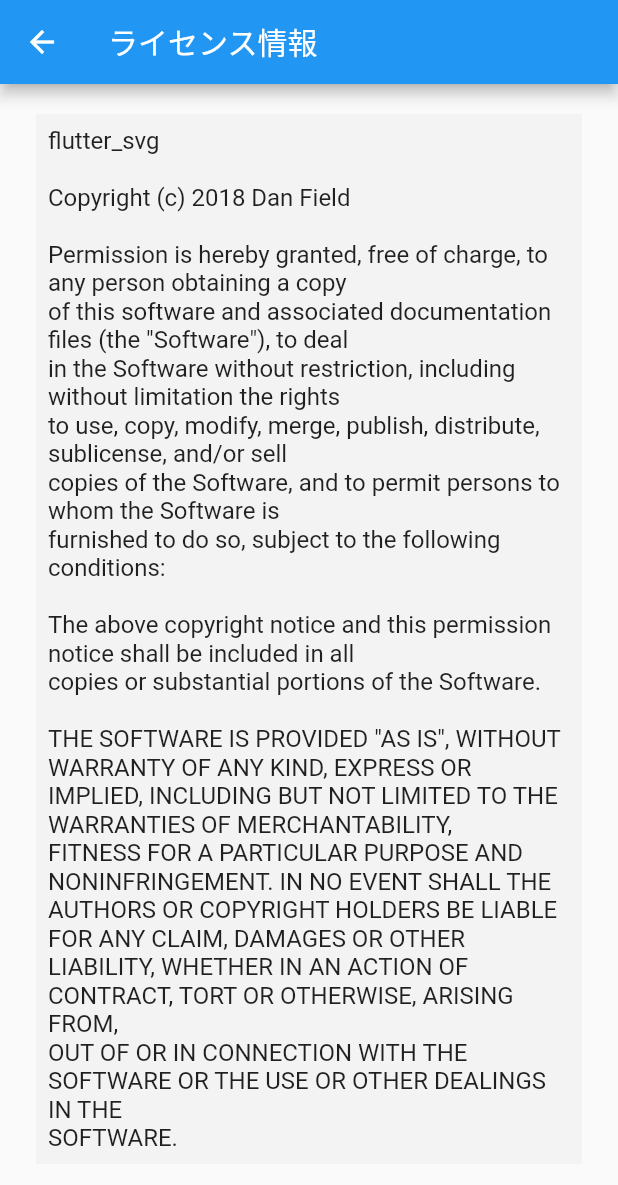
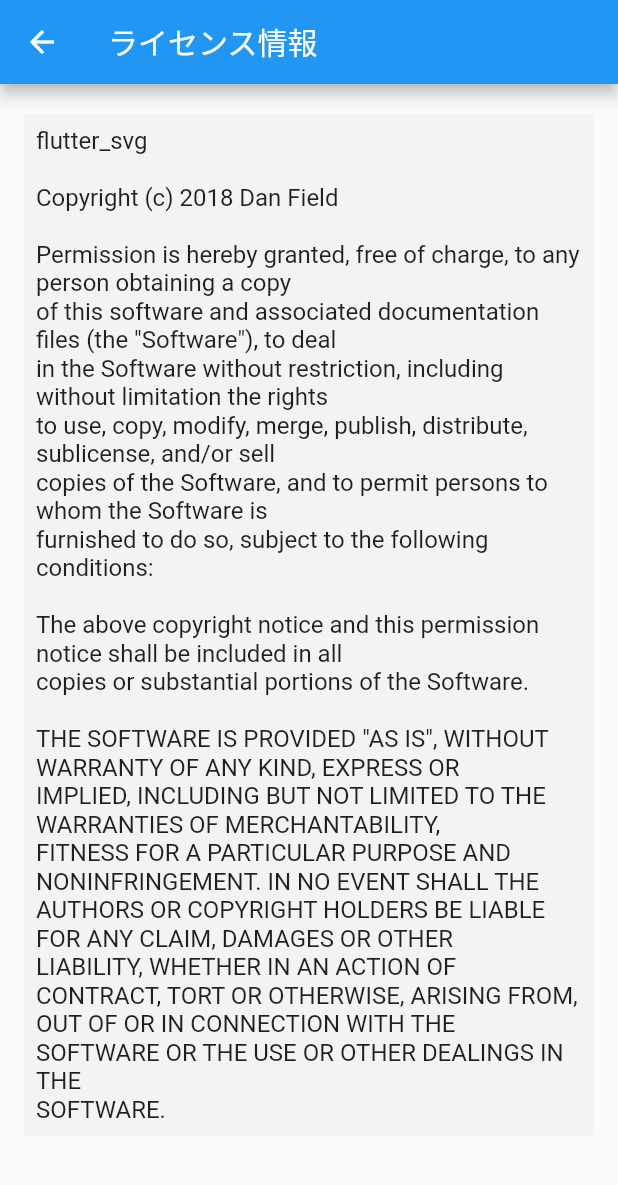
Before and after one commit to Enki-work/estatJapan, a Flutter app: the LicenseInfoPage screen opened by its route, on a phone screen of 412 x 824 dp. Shown: the top 1185 px of the screen. Run offline on Flutter 3.47's test engine with Material 2 defaults, Android fonts, the phone set to English and light mode, and no system bars; our stand-ins replace dio, flutter_svg, package_info; missing offline and left inert: horizontal_data_table; network calls fail.

Commit message:
OSS画面マージン修正

```diff
--- a/estatjapan/lib/Page/LicenseInfoPage.dart
+++ b/estatjapan/lib/Page/LicenseInfoPage.dart
@@ -28,7 +28,7 @@
         title: Text("ライセンス情報"),
       ),
       body: Padding(
-          padding: EdgeInsets.fromLTRB(8, 16, 8, 16),
+          padding: EdgeInsets.fromLTRB(0, 16, 0, 16),
           child: ListView(
             children: licenseInfos
                 .map(
```
